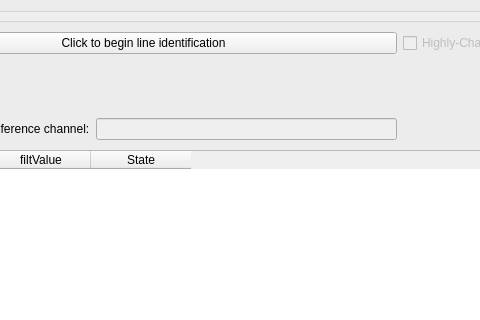
The window that massGui/ui/massGuiW.ui (gmondee/massGui) describes before a commit, drawn with Qt 5; both pictures show x 133 to 613 and y 130 to 450 of the 1000 by 719 pixel window.
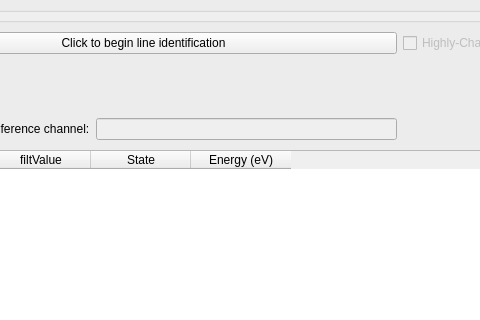
The same window after the commit.

Commit message:
Manual energy values for calibration
You can type in the energy field for the line ID window. This energy can be passed in as a line for the mass calibration sequence.

Diff of the .ui file:
```diff
--- a/massGui/ui/massGuiW.ui
+++ b/massGui/ui/massGuiW.ui
@@ -193,6 +193,11 @@
           <string>State</string>
          </property>
         </column>
+        <column>
+         <property name="text">
+          <string>Energy (eV)</string>
+         </property>
+        </column>
        </widget>
       </item>
       <item row="2" column="0">
```
The commit also changes 3 other files.
